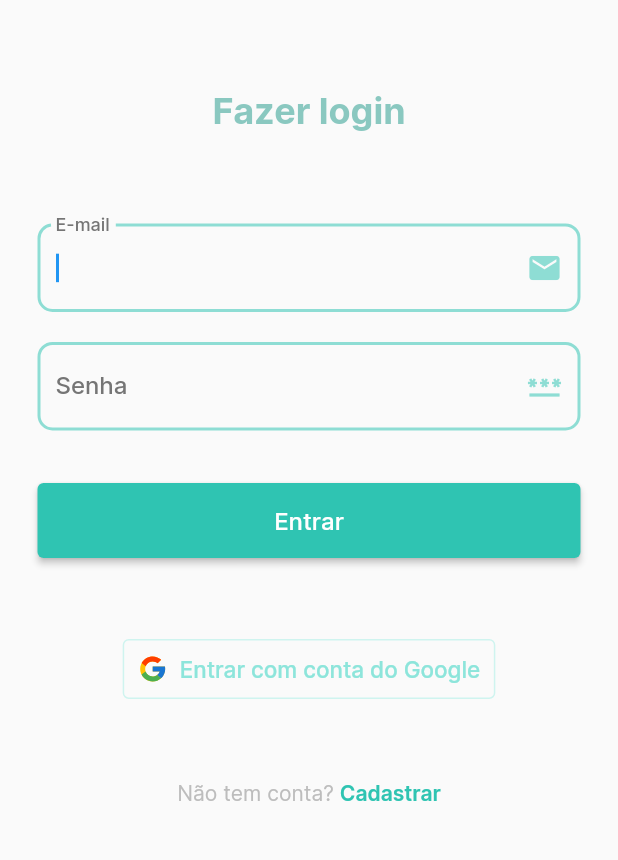
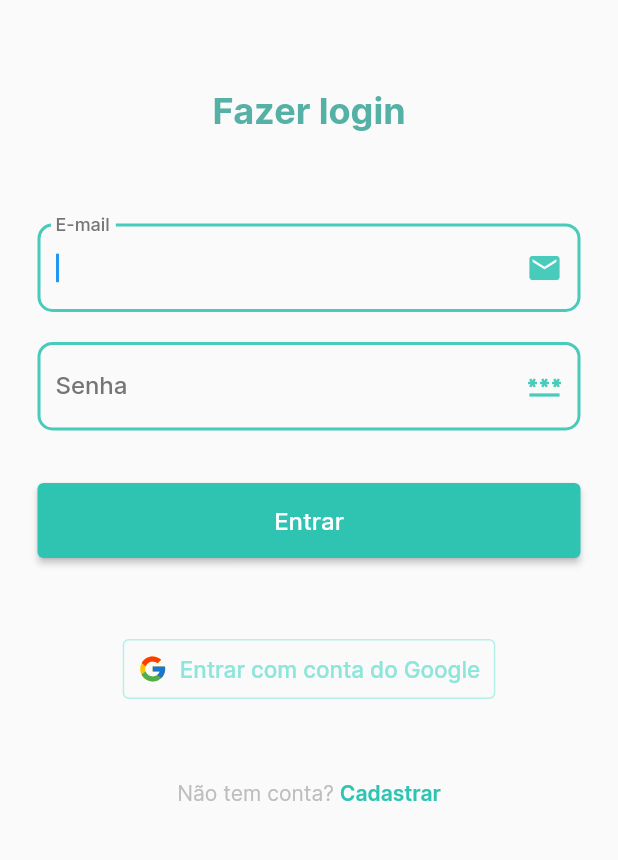
Before and after one commit to NutriPersonal/mobile, a Flutter app: the screen it shows after launch, on a phone screen of 412 x 824 dp, the part 241-1101 px from its top. Run offline on Flutter 3.47's test engine with Material 2 defaults, Android fonts, the phone set to English and light mode, and no system bars; our stand-ins replace firebase_core, flutter_svg; accounts and stored records are empty.

Commit message:
refactor: add class for colors

```diff
--- a/lib/constants/app_constants.dart
+++ b/lib/constants/app_constants.dart
@@ -0,0 +1,10 @@
+import 'package:flutter/cupertino.dart';
+
+class AppConstants {
+  static const Color darker = Color(0xff117c6f);
+  static const Color dark = Color(0xff289c8e);
+  static const Color normal = Color(0xff2FC4B2);
+  static const Color light = Color(0xff8DE5DB);
+  static const Color lighter = Color(0xffB2F0E8);
+  static const Color normalDark = Color(0xff05B3A2);
+}
--- a/lib/core/auth/auth/auth_screen.dart
+++ b/lib/core/auth/auth/auth_screen.dart
@@ -2,6 +2,7 @@ import 'package:flutter/gestures.dart';
 import 'package:flutter/material.dart';
 import 'package:flutter/physics.dart';
 import 'package:flutter_svg/flutter_svg.dart';
+import 'package:nutripersonal/constants/app_constants.dart';
 import 'package:nutripersonal/constants/assets_paths.dart';
 
 class AuthScreen extends StatelessWidget {
@@ -23,7 +24,7 @@ class AuthScreen extends StatelessWidget {
                   child: SingleChildScrollView(
                     dragStartBehavior: DragStartBehavior.down,
                     clipBehavior: Clip.none,
-                    physics: BouncingScrollPhysics(),
+                    physics: const BouncingScrollPhysics(),
                     child: Column(
                       mainAxisAlignment: MainAxisAlignment.center,
                       children: [
@@ -31,12 +32,12 @@ class AuthScreen extends StatelessWidget {
                           image: AssetImage(AppAssets.logotype),
                           width: 250,
                         ),
-                        const Padding(
-                          padding: EdgeInsets.symmetric(vertical: 60),
+                        Padding(
+                          padding: const EdgeInsets.symmetric(vertical: 60),
                           child: Text(
                             "Fazer login",
                             style: TextStyle(
-                              color: Color(0x88289c8e),
+                              color: AppConstants.dark.withAlpha(200),
                               fontSize: 24,
                               fontWeight: FontWeight.w700,
                             ),
@@ -51,7 +52,7 @@ class AuthScreen extends StatelessWidget {
                             ElevatedButton(
                               onPressed: loginWithPasswd,
                               style: ElevatedButton.styleFrom(
-                                primary: const Color(0xff2FC4B2),
+                                primary: AppConstants.normal,
                                 minimumSize: const Size.fromHeight(50),
                               ),
                               child: const Text(
@@ -67,18 +68,18 @@ class AuthScreen extends StatelessWidget {
                                   OutlinedButton.icon(
                                     onPressed: loginWithGoogle,
                                     style: OutlinedButton.styleFrom(
-                                      padding: EdgeInsets.all(10),
-                                      primary: Color(0xff8DE5DB),
-                                      side: BorderSide(
+                                      padding: const EdgeInsets.all(10),
+                                      primary: AppConstants.light,
+                                      side: const BorderSide(
                                         width: 1,
-                                        color: Color(0x99B2F0E8),
+                                        color: AppConstants.lighter,
                                       ),
                                     ),
                                     label: const Text(
                                       "Entrar com conta do Google",
                                       style: TextStyle(
                                         fontSize: 15,
-                                        color: Color(0xff8DE5DB),
+                                        color: AppConstants.light,
                                       ),
                                     ),
                                     icon: SvgPicture.asset(
@@ -106,9 +107,9 @@ class AuthScreen extends StatelessWidget {
   }
 
   Widget input(String label, IconData icon, TextEditingController controller) {
-    const borderColor = Color(0x882FC4B2);
-    const border = OutlineInputBorder(
-      borderRadius: BorderRadius.all(Radius.circular(10)),
+    var borderColor = AppConstants.normal.withAlpha(224);
+    var border = OutlineInputBorder(
+      borderRadius: const BorderRadius.all(Radius.circular(10)),
       borderSide: BorderSide(
         color: borderColor,
         width: 2,
@@ -152,8 +153,8 @@ class AuthScreen extends StatelessWidget {
           child: Text(
             "Cadastrar",
             style: textStyle.merge(
-              TextStyle(
-                color: Color(0xff2FC4B2),
+              const TextStyle(
+                color: AppConstants.normal,
                 fontWeight: FontWeight.w600,
               ),
             ),
```
